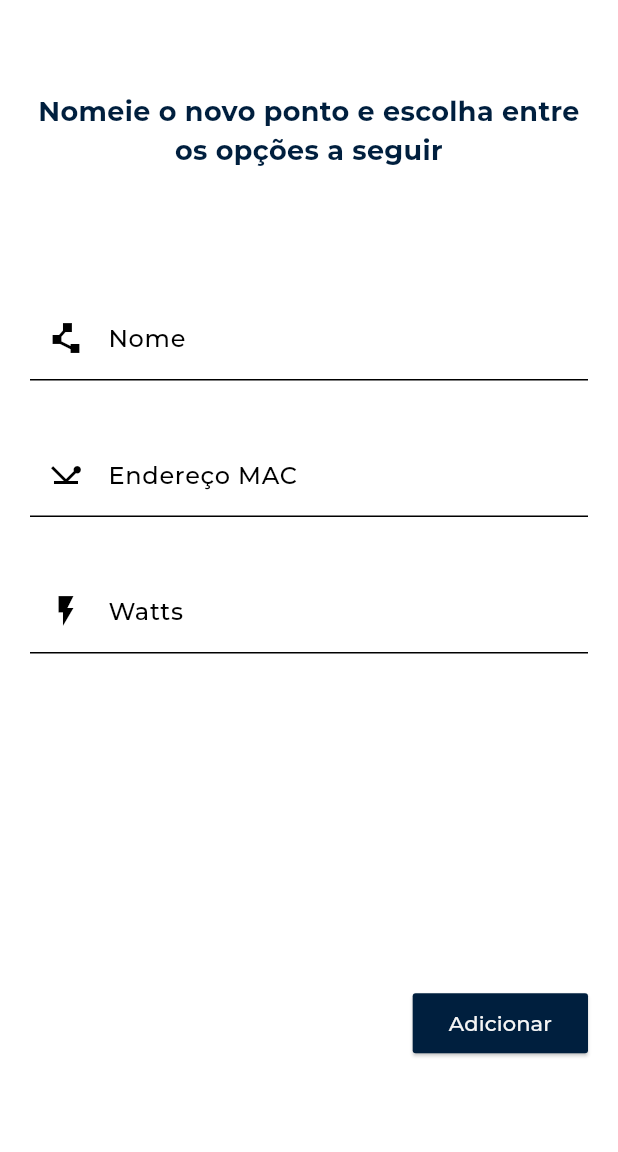
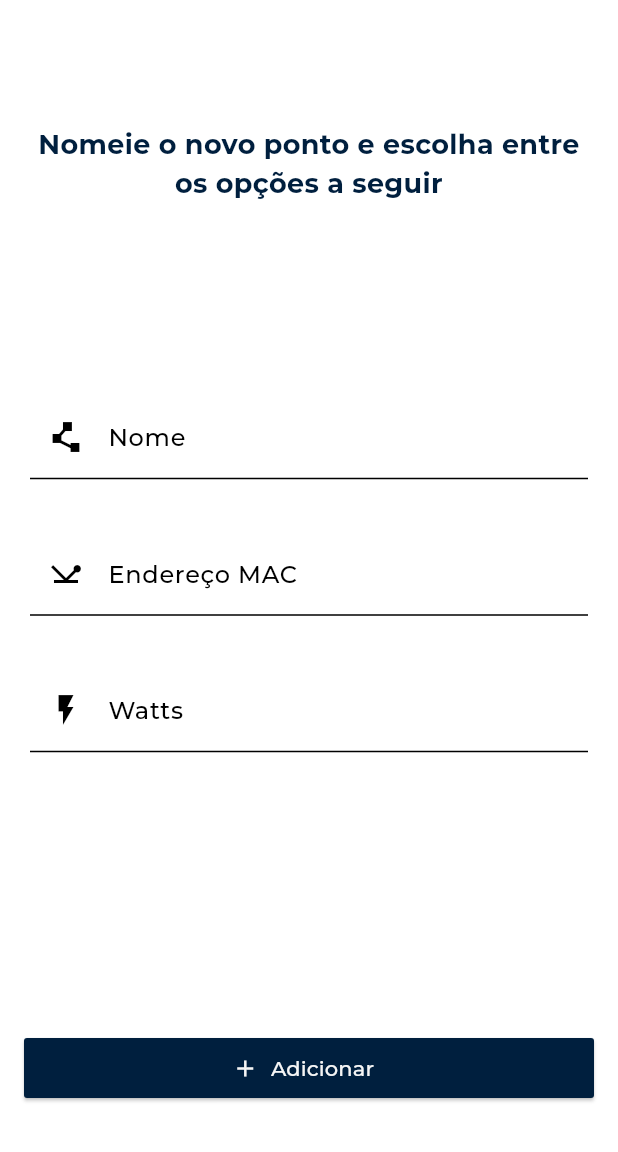
Before and after one commit to jacrifla/app_atalaia, a Flutter app: the SwitchCreateScreen screen opened by its route, on a phone screen of 412 x 824 dp, the part 84-1236 px from its top. Run offline on Flutter 3.47's test engine with Material 3 defaults, Android fonts, the phone set to English and light mode, and no system bars; our stand-ins replace dio, get_storage; accounts and stored records are empty; project files that could hold a hidden picture were left out.

Commit message:
ajustada tela

```diff
--- a/lib/screens/switch/switch_create.dart
+++ b/lib/screens/switch/switch_create.dart
@@ -63,10 +63,19 @@ class SwitchCreateScreen extends StatelessWidget {
               ],
             ),
             const SizedBox(height: 20),
-            ButtonIcon(
+          ],
+        ),
+      ),
+      floatingActionButton: SizedBox(
+        width: double.infinity,
+        child: Padding(
+          padding: const EdgeInsets.all(16.0),
+          child: ButtonIcon(
+            icon: const Icon(Icons.add),
             labelText: 'Adicionar',
             onPressed: () async {
               final userId = authProvider.userId;
+              print('USER SWITCH sim: $userId');
               if (userId != null) {
                 await switchProvider.createSwitch(
                   nameController.text,
@@ -74,16 +83,20 @@ class SwitchCreateScreen extends StatelessWidget {
                   macController.text,
                   userId,
                 );
-                  Navigator.push(
+                Navigator.pushReplacement(
                   context,
                   MaterialPageRoute(
                     builder: (context) => SuccessScreen(
                       message: 'Ponto salvo com sucesso',
-                        onOKPressed: () => Navigator.pop(context),
+                      onOKPressed: () {
+                        nameController.clear();
+                        macController.clear();
+                        wattsController.clear();
+                        Navigator.pop(context);
+                      },
                     ),
                   ),
                 );
-                  print('USER SWITCH sim: $userId');
               } else {
                 print('USER SWITCH nao: $userId');
                 Navigator.push(
@@ -99,9 +112,9 @@ class SwitchCreateScreen extends StatelessWidget {
               }
             },
           ),
-          ],
         ),
       ),
+      floatingActionButtonLocation: FloatingActionButtonLocation.centerFloat,
     );
   }
 }
```
Lines whose indentation alone changed are shown as unchanged.
